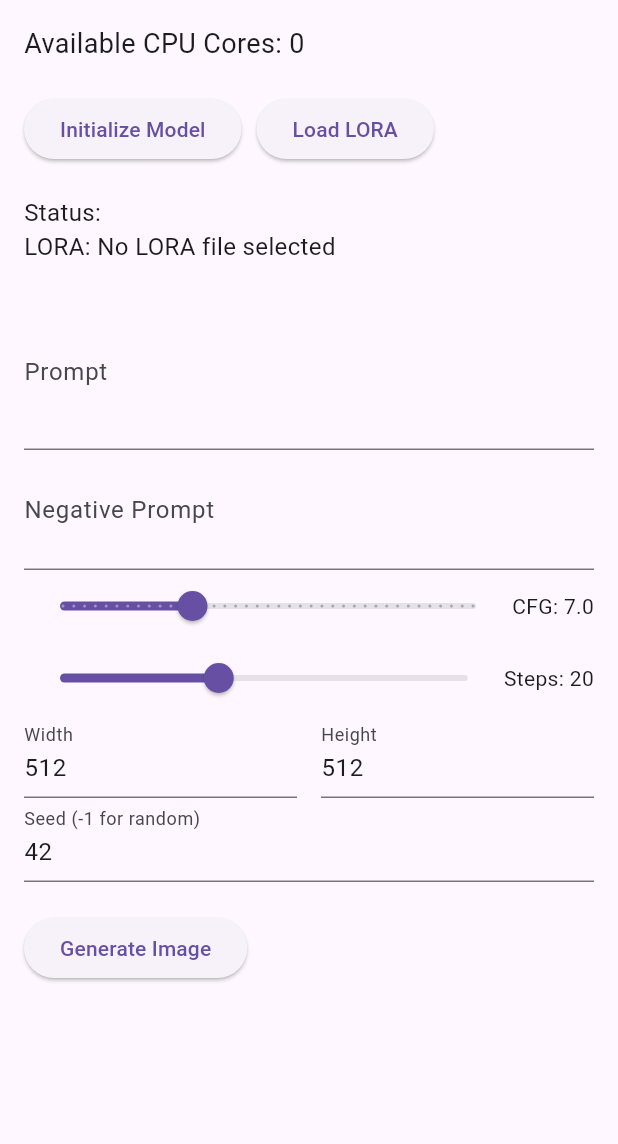
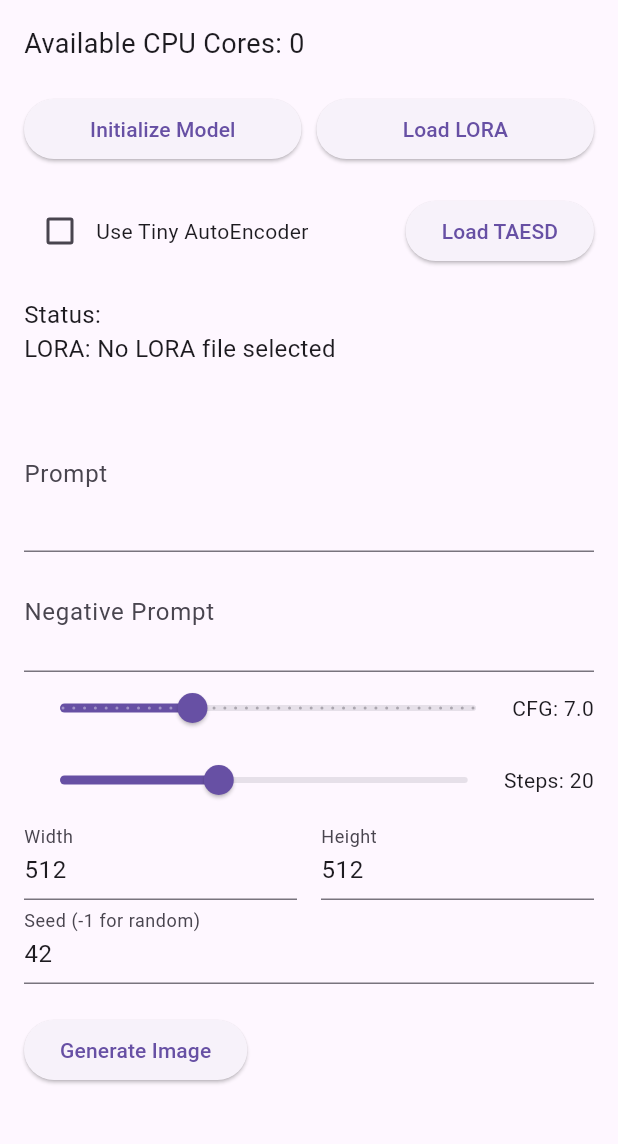
Before and after one commit to rmatif/Local-Diffusion, a Flutter app: the screen it shows after launch, after a tap on "Load LORA", on a phone screen of 412 x 824 dp, the part 84-1228 px from its top. Run offline on Flutter 3.47's test engine with Material 3 defaults, Android fonts, the phone set to English and light mode, and no system bars; our stand-ins replace file_picker; missing offline and left inert: dart:ffi; statements that could not run were skipped.

Commit message:
Added TAESD support

```diff
--- a/lib/ffi_bindings.dart
+++ b/lib/ffi_bindings.dart
@@ -101,6 +101,9 @@ class FFIBindings {
           bool,
           bool)>('new_sd_ctx', isLeaf: true);
 
+  static final freeSdCtx = _lib.lookupFunction<Void Function(Pointer<Void>),
+      void Function(Pointer<Void>)>('free_sd_ctx', isLeaf: true);
+
   static final txt2img = _lib.lookupFunction<
       Pointer<SDImage> Function(
           Pointer<Void>,
--- a/lib/main.dart
+++ b/lib/main.dart
@@ -1,10 +1,11 @@
 import 'package:flutter/material.dart';
 import 'dart:ui' as ui;
+import 'dart:async';
 import 'stable_diffusion_service.dart';
 
 void main() {
-  runApp(MaterialApp(
-    home: const MyApp(),
+  runApp(const MaterialApp(
+    home: MyApp(),
   ));
 }
 
@@ -19,9 +20,12 @@ class _MyAppState extends State<MyApp> {
   final TextEditingController _promptController = TextEditingController();
   final TextEditingController _negativePromptController =
       TextEditingController();
+  Timer? _errorMessageTimer;
 
   String _message = '';
   String _loraMessage = '';
+  String _taesdMessage = '';
+  String _taesdError = '';
   int _cores = 0;
   double _cfgScale = 7.0;
   int _steps = 20;
@@ -29,11 +33,32 @@ class _MyAppState extends State<MyApp> {
   int _height = 512;
   int _seed = 42;
   Image? _generatedImage;
+  bool _useTinyAutoencoder = false;
+
+  void _showTemporaryError(String error) {
+    _errorMessageTimer?.cancel();
+    setState(() {
+      _taesdError = error;
+    });
+    _errorMessageTimer = Timer(const Duration(seconds: 10), () {
+      setState(() {
+        _taesdError = '';
+      });
+    });
+  }
 
   @override
   void initState() {
     super.initState();
     _cores = StableDiffusionService.getCores();
+  }
+
+  @override
+  void dispose() {
+    _promptController.dispose();
+    _negativePromptController.dispose();
+    _errorMessageTimer?.cancel();
+    super.dispose();
   }
 
   @override
@@ -56,7 +81,8 @@ class _MyAppState extends State<MyApp> {
               const SizedBox(height: 20),
               Row(
                 children: [
-                  ElevatedButton(
+                  Expanded(
+                    child: ElevatedButton(
                       onPressed: () async {
                         final bool? useFlashAttention = await showDialog<bool>(
                           context: context,
@@ -71,7 +97,8 @@ class _MyAppState extends State<MyApp> {
                                   child: const Text('With Flash Attention'),
                                 ),
                                 TextButton(
-                                onPressed: () => Navigator.pop(context, false),
+                                  onPressed: () =>
+                                      Navigator.pop(context, false),
                                   child: const Text('Without Flash Attention'),
                                 ),
                               ],
@@ -86,21 +113,79 @@ class _MyAppState extends State<MyApp> {
                               .pickAndInitializeModel();
                           setState(() {
                             _message = result;
+                            _taesdError = '';
                           });
                         }
                       },
                       child: const Text('Initialize Model'),
                     ),
+                  ),
                   const SizedBox(width: 10),
-                  ElevatedButton(
+                  Expanded(
+                    child: ElevatedButton(
                       onPressed: () async {
-                      final result =
-                          await StableDiffusionService.pickAndInitializeLora();
+                        final result = await StableDiffusionService
+                            .pickAndInitializeLora();
                         setState(() {
                           _loraMessage = result;
                         });
                       },
                       child: const Text('Load LORA'),
+                    ),
+                  ),
+                ],
+              ),
+              const SizedBox(height: 20),
+              Column(
+                crossAxisAlignment: CrossAxisAlignment.start,
+                children: [
+                  Row(
+                    children: [
+                      Checkbox(
+                        value: _useTinyAutoencoder,
+                        onChanged: (bool? value) {
+                          if (StableDiffusionService.taesdPath == null) {
+                            _showTemporaryError(
+                                'Please load TAESD model first');
+                            return;
+                          }
+                          setState(() {
+                            if (StableDiffusionService.setTinyAutoencoder(
+                                value ?? false)) {
+                              _useTinyAutoencoder = value ?? false;
+                              StableDiffusionService.initializeModel();
+                              _taesdError = '';
+                            }
+                          });
+                        },
+                      ),
+                      const Text('Use Tiny AutoEncoder'),
+                      const Spacer(),
+                      ElevatedButton(
+                        onPressed: () async {
+                          final result = await StableDiffusionService
+                              .pickAndInitializeTAESD();
+                          setState(() {
+                            _taesdMessage = result;
+                            _taesdError = '';
+                          });
+                        },
+                        child: const Text('Load TAESD'),
+                      ),
+                    ],
+                  ),
+                  if (_taesdError.isNotEmpty)
+                    Padding(
+                      padding: const EdgeInsets.only(left: 8.0),
+                      child: Text(
+                        _taesdError,
+                        style: const TextStyle(color: Colors.red, fontSize: 12),
+                      ),
+                    ),
+                  if (_taesdMessage.isNotEmpty)
+                    Text(
+                      'TAESD: $_taesdMessage',
+                      style: const TextStyle(fontSize: 16),
                     ),
                 ],
               ),
@@ -222,11 +307,4 @@ class _MyAppState extends State<MyApp> {
       ),
     );
   }
-
-  @override
-  void dispose() {
-    _promptController.dispose();
-    _negativePromptController.dispose();
-    super.dispose();
 }
-}
```
Also changed, not shown: lib/stable_diffusion_service.dart (+54 -1 lines), lib/test_lib.dart (deleted, +0 -16 lines), 1 other file. Lines whose indentation alone changed are shown as unchanged.
